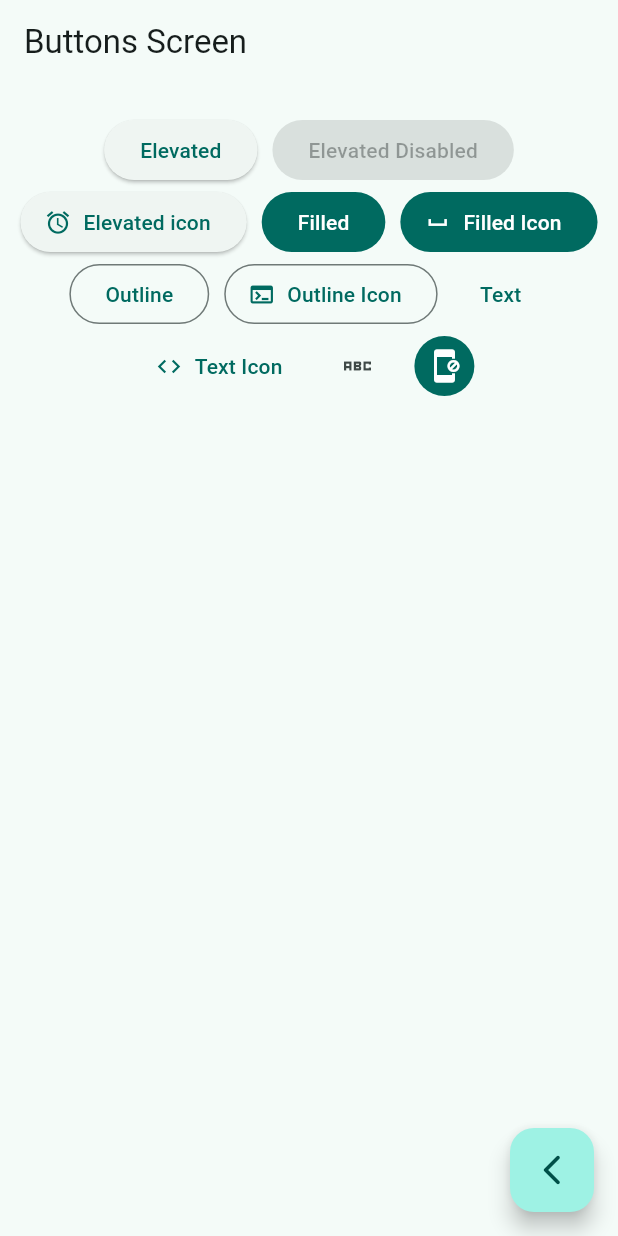
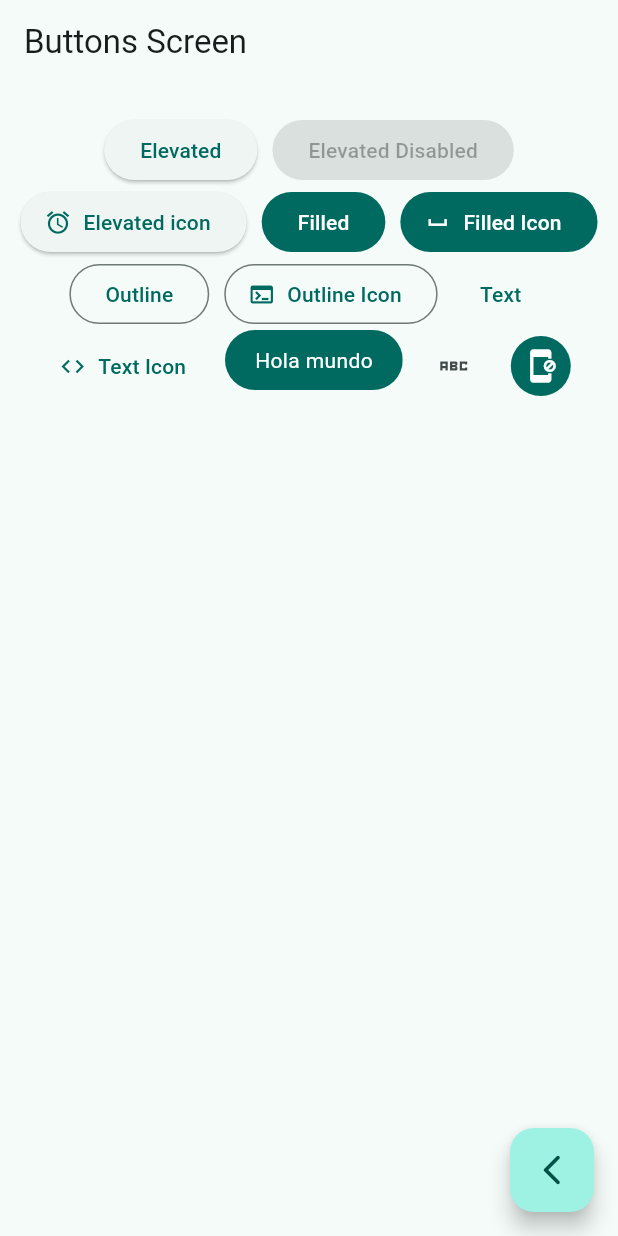
Before and after one commit to adrianferreiro/widgets_app, a Flutter app: the ButtonsScreen screen opened by its route, on a phone screen of 412 x 824 dp. Run offline on Flutter 3.47's test engine with Material 3 defaults, Android fonts, the phone set to English and light mode, and no system bars; our stand-ins replace go_router.

Commit message:
Custom button

```diff
--- a/lib/presentation/screens/buttons/buttons_screen.dart
+++ b/lib/presentation/screens/buttons/buttons_screen.dart
@@ -62,6 +62,7 @@ class _ButtonsView extends StatelessWidget {
               icon: const Icon(Icons.code),
               label: const Text('Text Icon'),
             ),
+            const CustomButton(),
             IconButton(onPressed: () {}, icon: const Icon(Icons.abc_sharp)),
             IconButton(
               onPressed: () {},
@@ -81,3 +82,32 @@ class _ButtonsView extends StatelessWidget {
     );
   }
 }
+
+class CustomButton extends StatelessWidget {
+  const CustomButton({super.key});
+
+  @override
+  Widget build(BuildContext context) {
+    final colors = Theme.of(context).colorScheme;
+    return ClipRRect(
+      borderRadius: BorderRadius.circular(20),
+      child: Material(
+        //al poner material podemos personalizar un poco mas sus childrens
+        color: colors.primary,
+        child: InkWell(
+          //como un gesture detector
+          onTap: () {},
+          child: const Padding(
+            padding: EdgeInsets.symmetric(horizontal: 20, vertical: 10),
+            child: Text(
+              'Hola mundo',
+              style: TextStyle(
+                color: Colors.white,
+              ),
+            ),
+          ),
+        ),
+      ),
+    );
+  }
+}
```
